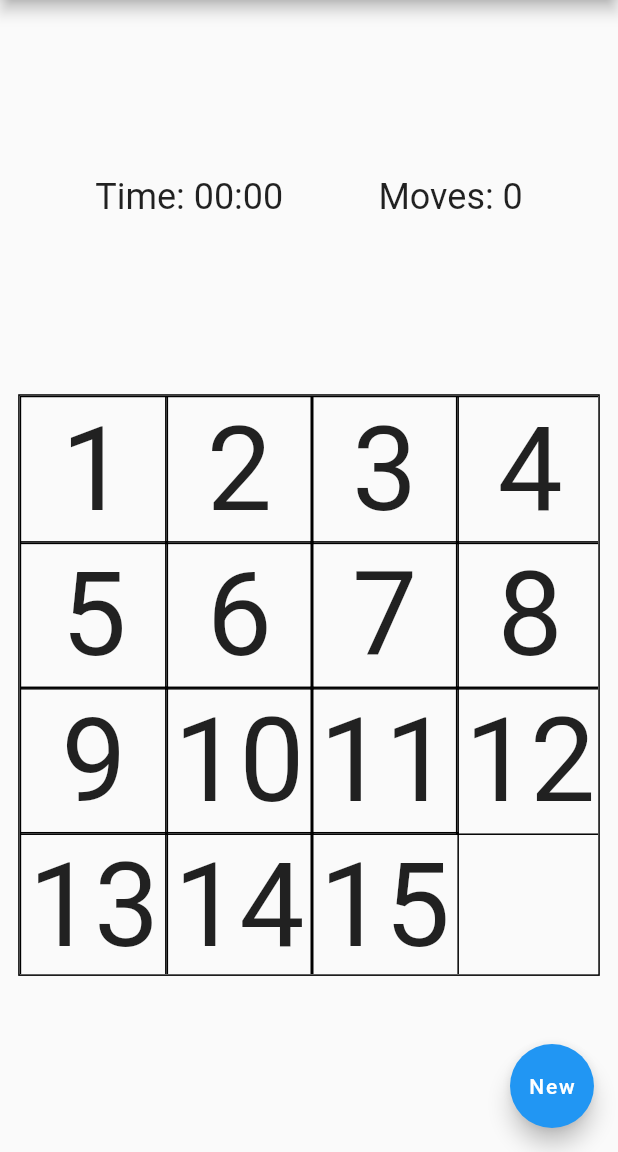
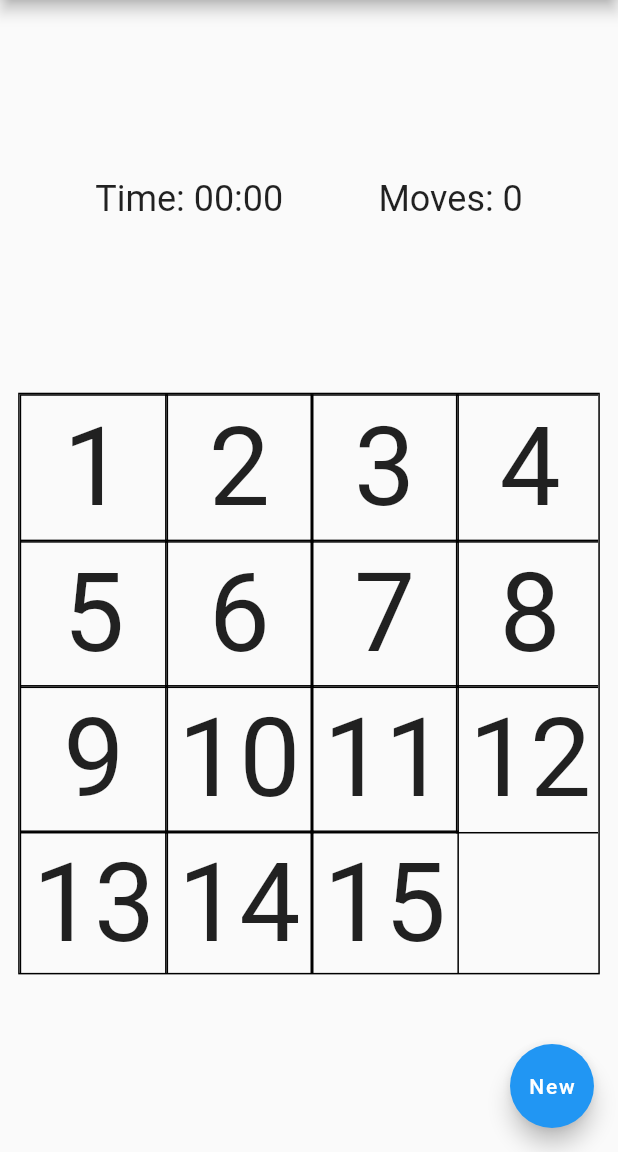
Before and after one commit to campcoxconsultants/flutter_15, a Flutter app: the screen it shows after launch, on a phone screen of 412 x 824 dp, the part 84-1236 px from its top. Run offline on Flutter 3.47's test engine with Material 2 defaults, Android fonts, the phone set to English and light mode, and no system bars; our stand-ins replace assets_audio_player, image_picker, localstorage.

Commit message:
bug fixes and icons

```diff
--- a/lib/game_engine.dart
+++ b/lib/game_engine.dart
@@ -198,13 +198,12 @@ class GameEngine extends ChangeNotifier {
     for (int x = 0; x < currentWidth - 2; x++) {
       final topTile = _getSolvedTile(x: x, y: currentHeight - 2)!;
       final bottomTile = _getSolvedTile(x: x, y: currentHeight - 1)!;
-      print('dec $topTile, $bottomTile');
       if (_puzzle[Coordinate(x: x, y: currentHeight - 2)] == topTile &&
           _puzzle[Coordinate(x: x, y: currentHeight - 1)] == bottomTile) {
         // already solved
         continue;
       }
-      print('dec after');
+
       _solvingHeadline = "Moving Tile $bottomTile to $topTile's Square";
       await _solveTarget(piece: bottomTile, target: Coordinate(x: x, y: currentHeight - 2));
 
--- a/lib/puzzle_page.dart
+++ b/lib/puzzle_page.dart
@@ -261,22 +261,31 @@ class _FlutterPuzzlePageState extends State<FlutterPuzzlePage> {
                       children: [
                         const Spacer(),
                         if (widget.settings.isShowingStatus)
-                          Text(
+                          SizedBox(
+                            height: 50,
+                            child: Text(
                               'Time: $_elapsedTimeString'
                               '\nMoves: ${_gameEngine.numberOfMoves}',
                               style: Theme.of(context).textTheme.headlineLarge,
+                            ),
                           ),
                         const Spacer(
                           flex: 3,
                         ),
                         if (widget.settings.isTeachingMode && _gameEngine.gameState == GameState.autoSolving) ...[
-                          Text(
+                          SizedBox(
+                            height: 25,
+                            child: Text(
                               _gameEngine.solvingHeadline ?? '',
                               style: Theme.of(context).textTheme.titleLarge,
                             ),
-                          Text(
+                          ),
+                          SizedBox(
+                            height: 75,
+                            child: Text(
                               _gameEngine.solvingDetails.join('\n'),
                               style: Theme.of(context).textTheme.bodyLarge,
+                            ),
                           ),
                         ],
                         const Spacer(),
@@ -290,7 +299,9 @@ class _FlutterPuzzlePageState extends State<FlutterPuzzlePage> {
               mainAxisAlignment: MainAxisAlignment.spaceEvenly,
               crossAxisAlignment: CrossAxisAlignment.center,
               children: [
-                Row(
+                SizedBox(
+                  height: 25,
+                  child: Row(
                     mainAxisAlignment: MainAxisAlignment.spaceEvenly,
                     children: [
                       Text(
@@ -303,15 +314,22 @@ class _FlutterPuzzlePageState extends State<FlutterPuzzlePage> {
                       ),
                     ],
                   ),
+                ),
                 _buildPuzzleStack(portraitSize),
                 if (widget.settings.isTeachingMode && _gameEngine.gameState == GameState.autoSolving) ...[
-                  Text(
+                  SizedBox(
+                    height: 25,
+                    child: Text(
                       _gameEngine.solvingHeadline ?? '',
                       style: Theme.of(context).textTheme.titleLarge,
                     ),
-                  Text(
+                  ),
+                  SizedBox(
+                    height: 50,
+                    child: Text(
                       _gameEngine.solvingDetails.join('. '),
                       style: Theme.of(context).textTheme.bodyMedium,
+                    ),
                   ),
                 ],
               ],
--- a/lib/puzzle_piece.dart
+++ b/lib/puzzle_piece.dart
@@ -44,7 +44,7 @@ class PuzzlePiece extends StatelessWidget {
         child: Center(
           child: Text(
             value != null ? '$value' : '',
-            style: TextStyle(fontSize: size * 0.8),
+            style: TextStyle(fontSize: size * 0.75),
           ),
         ),
       );
```
Also changed, not shown: 65 other files. Lines whose indentation alone changed are shown as unchanged.
